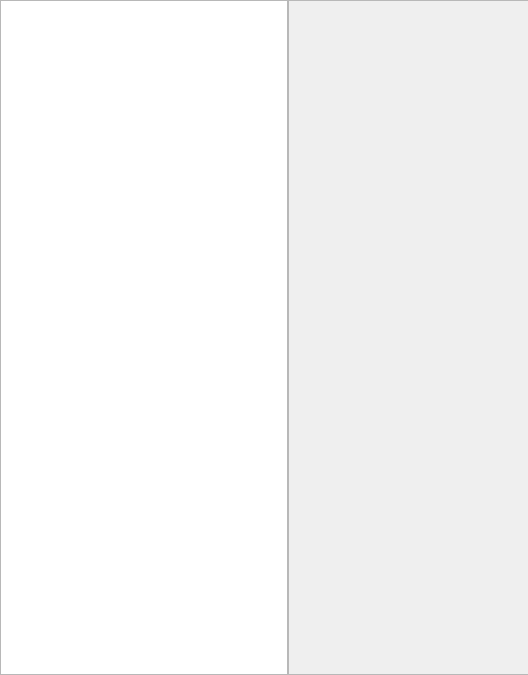
Before: the Qt Designer form src/kiran-system-information.ui in openeuler-mirror/kiran-control-panel, drawn with Qt 5; both pictures show x 0 to 528 and y 0 to 675 of the 924 by 675 pixel window.
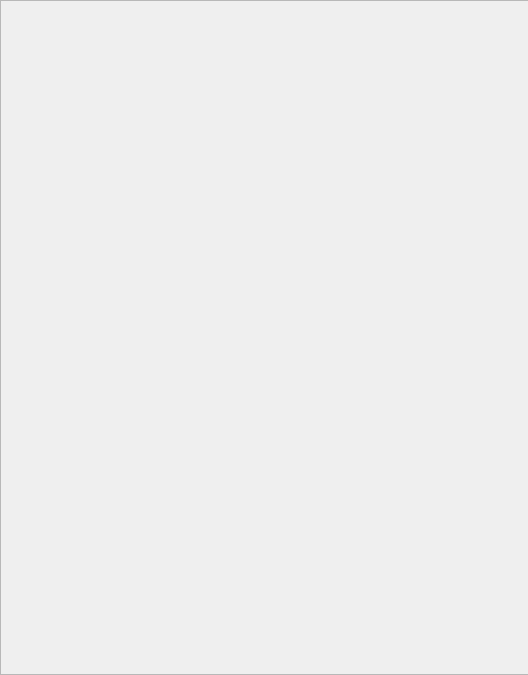
After: the same form once the commit is applied. Custom widgets are drawn as their Qt base class.

Commit message:
fix(*):compatible to 3.3-6 system
- 兼容3.3-6系统，使用Kiran widget

```diff
--- a/src/kiran-system-information.ui
+++ b/src/kiran-system-information.ui
@@ -41,64 +41,6 @@
    <property name="bottomMargin">
     <number>0</number>
    </property>
-   <item>
-    <widget class="KiranListWidget" name="infoListWidget">
-     <property name="sizePolicy">
-      <sizepolicy hsizetype="Preferred" vsizetype="Preferred">
-       <horstretch>0</horstretch>
-       <verstretch>0</verstretch>
-      </sizepolicy>
-     </property>
-     <property name="minimumSize">
-      <size>
-       <width>288</width>
-       <height>0</height>
-      </size>
-     </property>
-     <property name="maximumSize">
-      <size>
-       <width>288</width>
-       <height>16777215</height>
-      </size>
-     </property>
-     <property name="baseSize">
-      <size>
-       <width>0</width>
-       <height>0</height>
-      </size>
-     </property>
-     <property name="frameShadow">
-      <enum>QFrame::Sunken</enum>
-     </property>
-     <property name="lineWidth">
-      <number>0</number>
-     </property>
-     <property name="verticalScrollBarPolicy">
-      <enum>Qt::ScrollBarAsNeeded</enum>
-     </property>
-     <property name="horizontalScrollBarPolicy">
-      <enum>Qt::ScrollBarAsNeeded</enum>
-     </property>
-     <property name="sizeAdjustPolicy">
-      <enum>QAbstractScrollArea::AdjustToContents</enum>
-     </property>
-     <property name="autoScroll">
-      <bool>true</bool>
-     </property>
-     <property name="autoScrollMargin">
-      <number>0</number>
-     </property>
-     <property name="resizeMode">
-      <enum>QListView::Adjust</enum>
-     </property>
-     <property name="layoutMode">
-      <enum>QListView::SinglePass</enum>
-     </property>
-     <property name="spacing">
-      <number>0</number>
-     </property>
-    </widget>
-   </item>
    <item>
     <widget class="QWidget" name="widget_page" native="true">
      <property name="sizePolicy">
@@ -162,7 +104,7 @@
             <rect>
              <x>0</x>
              <y>0</y>
-             <width>632</width>
+             <width>920</width>
              <height>671</height>
             </rect>
            </property>
@@ -207,11 +149,6 @@
    <header location="global">custom-widgets/kiran-scroll-area.h</header>
    <container>1</container>
   </customwidget>
-  <customwidget>
-   <class>KiranListWidget</class>
-   <extends>QListWidget</extends>
-   <header>custom-widgets/kiran-list-widget.h</header>
-  </customwidget>
   <customwidget>
    <class>LicenseInformation</class>
    <extends>QWidget</extends>
```
The commit also changes 24 other files.
